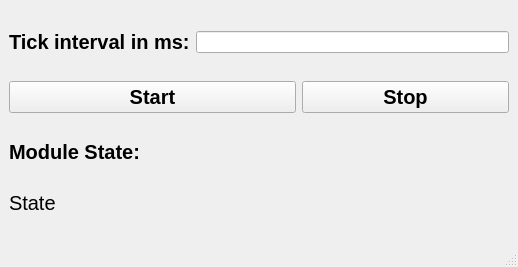
This is process/MainWindowWidget.ui in tud-hri/joan as Qt 5 draws it before an edit. The edited form follows.
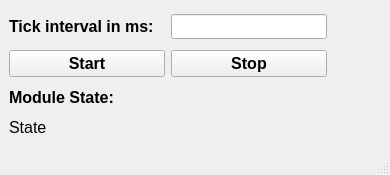
This is the edited form.

Diff of the .ui file:
```diff
--- a/process/MainWindowWidget.ui
+++ b/process/MainWindowWidget.ui
@@ -6,8 +6,8 @@
    <rect>
     <x>0</x>
     <y>0</y>
-    <width>518</width>
-    <height>267</height>
+    <width>390</width>
+    <height>175</height>
    </rect>
   </property>
   <property name="windowTitle">
@@ -15,10 +15,7 @@
   </property>
   <widget class="QWidget" name="centralwidget">
    <layout class="QGridLayout" name="gridLayout">
-    <item row="6" column="0" colspan="4">
-     <layout class="QVBoxLayout" name="vLayout"/>
-    </item>
-    <item row="5" column="0" colspan="4">
+    <item row="4" column="0" colspan="4">
      <widget class="QLabel" name="lblModulestate">
       <property name="sizePolicy">
        <sizepolicy hsizetype="Preferred" vsizetype="Fixed">
@@ -28,7 +25,7 @@
       </property>
       <property name="font">
        <font>
-        <pointsize>15</pointsize>
+        <pointsize>12</pointsize>
        </font>
       </property>
       <property name="text">
@@ -36,7 +33,36 @@
       </property>
      </widget>
     </item>
-    <item row="4" column="0" colspan="4">
+    <item row="1" column="1" colspan="3">
+     <widget class="QPushButton" name="btnStop">
+      <property name="sizePolicy">
+       <sizepolicy hsizetype="Fixed" vsizetype="Fixed">
+        <horstretch>0</horstretch>
+        <verstretch>0</verstretch>
+       </sizepolicy>
+      </property>
+      <property name="minimumSize">
+       <size>
+        <width>156</width>
+        <height>27</height>
+       </size>
+      </property>
+      <property name="font">
+       <font>
+        <pointsize>12</pointsize>
+        <weight>75</weight>
+        <bold>true</bold>
+       </font>
+      </property>
+      <property name="text">
+       <string>Stop</string>
+      </property>
+     </widget>
+    </item>
+    <item row="5" column="0" colspan="4">
+     <layout class="QVBoxLayout" name="vLayout"/>
+    </item>
+    <item row="3" column="0" colspan="4">
      <widget class="QLabel" name="lblModulestatetitle">
       <property name="sizePolicy">
        <sizepolicy hsizetype="Preferred" vsizetype="Fixed">
@@ -46,7 +72,7 @@
       </property>
       <property name="font">
        <font>
-        <pointsize>15</pointsize>
+        <pointsize>12</pointsize>
         <weight>75</weight>
         <bold>true</bold>
        </font>
@@ -66,7 +92,7 @@
       </property>
       <property name="font">
        <font>
-        <pointsize>15</pointsize>
+        <pointsize>12</pointsize>
         <weight>75</weight>
         <bold>true</bold>
        </font>
@@ -76,17 +102,29 @@
       </property>
      </widget>
     </item>
-    <item row="2" column="0" colspan="2">
+    <item row="1" column="0">
      <widget class="QPushButton" name="btnStart">
       <property name="sizePolicy">
-       <sizepolicy hsizetype="Expanding" vsizetype="Fixed">
+       <sizepolicy hsizetype="Maximum" vsizetype="Preferred">
         <horstretch>0</horstretch>
         <verstretch>0</verstretch>
        </sizepolicy>
       </property>
+      <property name="minimumSize">
+       <size>
+        <width>156</width>
+        <height>27</height>
+       </size>
+      </property>
+      <property name="baseSize">
+       <size>
+        <width>156</width>
+        <height>27</height>
+       </size>
+      </property>
       <property name="font">
        <font>
-        <pointsize>15</pointsize>
+        <pointsize>12</pointsize>
         <weight>75</weight>
         <bold>true</bold>
        </font>
@@ -96,34 +134,31 @@
       </property>
      </widget>
     </item>
-    <item row="2" column="2" colspan="2">
-     <widget class="QPushButton" name="btnStop">
-      <property name="sizePolicy">
-       <sizepolicy hsizetype="Preferred" vsizetype="Fixed">
-        <horstretch>0</horstretch>
-        <verstretch>0</verstretch>
-       </sizepolicy>
-      </property>
-      <property name="font">
-       <font>
-        <pointsize>15</pointsize>
-        <weight>75</weight>
-        <bold>true</bold>
-       </font>
-      </property>
-      <property name="text">
-       <string>Stop</string>
-      </property>
-     </widget>
-    </item>
-    <item row="0" column="1" colspan="3">
+    <item row="0" column="1" colspan="2">
      <widget class="QLineEdit" name="lineTick">
       <property name="sizePolicy">
-       <sizepolicy hsizetype="Expanding" vsizetype="Fixed">
+       <sizepolicy hsizetype="Fixed" vsizetype="Fixed">
         <horstretch>0</horstretch>
         <verstretch>0</verstretch>
        </sizepolicy>
       </property>
+      <property name="minimumSize">
+       <size>
+        <width>156</width>
+        <height>25</height>
+       </size>
+      </property>
+      <property name="maximumSize">
+       <size>
+        <width>156</width>
+        <height>25</height>
+       </size>
+      </property>
+      <property name="font">
+       <font>
+        <pointsize>12</pointsize>
+       </font>
+      </property>
       <property name="text">
        <string/>
       </property>
```
Left out of the diff: 4 changed lines with no effect on the pictures.
